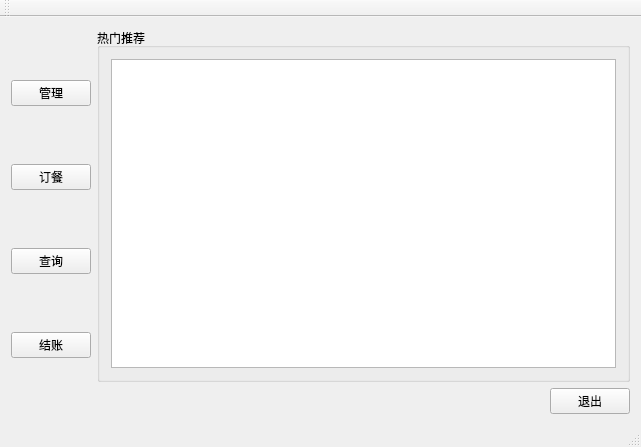
The window that exp11_Foodorder/mainwindow.ui (mintluo/QtGUI-with-MySQL) describes before a commit, drawn with Qt 5.
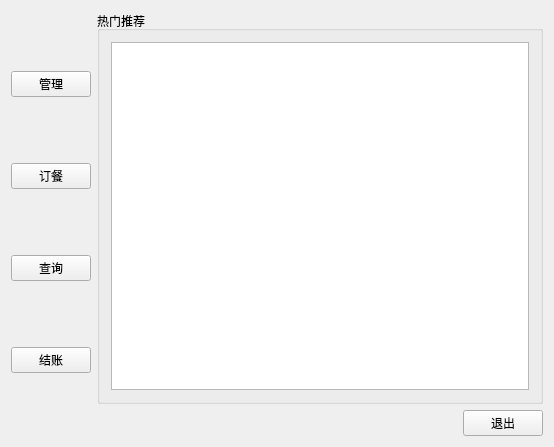
The same window after the commit.

What changed in the file:
```diff
--- a/exp11_Foodorder/mainwindow.ui
+++ b/exp11_Foodorder/mainwindow.ui
@@ -6,7 +6,7 @@
    <rect>
     <x>0</x>
     <y>0</y>
-    <width>641</width>
+    <width>554</width>
     <height>447</height>
    </rect>
   </property>
@@ -88,25 +88,6 @@
     </item>
    </layout>
   </widget>
-  <widget class="QMenuBar" name="menuBar">
-   <property name="geometry">
-    <rect>
-     <x>0</x>
-     <y>0</y>
-     <width>641</width>
-     <height>22</height>
-    </rect>
-   </property>
-  </widget>
-  <widget class="QToolBar" name="mainToolBar">
-   <attribute name="toolBarArea">
-    <enum>TopToolBarArea</enum>
-   </attribute>
-   <attribute name="toolBarBreak">
-    <bool>false</bool>
-   </attribute>
-  </widget>
-  <widget class="QStatusBar" name="statusBar"/>
  </widget>
  <layoutdefault spacing="6" margin="11"/>
  <resources/>
```
